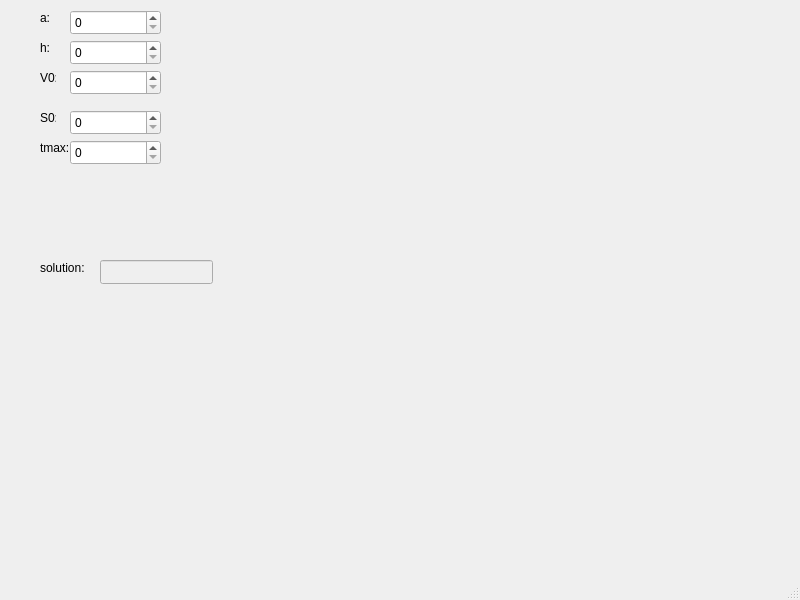
liquoric/project_moon_landing, file mainwindow.ui: the form before one commit.
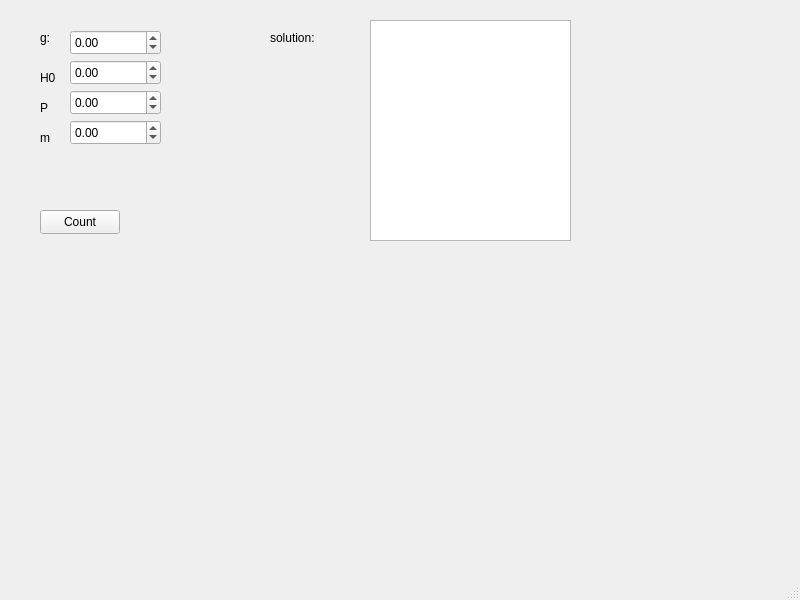
The form after the commit.

Commit message: готовое приложение вместе с решателем (папка Solver^X содержит консольную версию без UI)

Patch:
```diff
--- a/mainwindow.ui
+++ b/mainwindow.ui
@@ -18,72 +18,33 @@
     <property name="geometry">
      <rect>
       <x>40</x>
-      <y>10</y>
+      <y>30</y>
       <width>16</width>
       <height>16</height>
      </rect>
     </property>
     <property name="text">
-     <string>a:</string>
-    </property>
-   </widget>
-   <widget class="QLabel" name="label_2">
-    <property name="geometry">
-     <rect>
-      <x>40</x>
-      <y>40</y>
-      <width>16</width>
-      <height>16</height>
-     </rect>
-    </property>
-    <property name="text">
-     <string>h:</string>
-    </property>
-   </widget>
-   <widget class="QLabel" name="label_3">
-    <property name="geometry">
-     <rect>
-      <x>40</x>
-      <y>70</y>
-      <width>16</width>
-      <height>16</height>
-     </rect>
-    </property>
-    <property name="text">
-     <string>V0:</string>
+     <string>g:</string>
     </property>
    </widget>
    <widget class="QLabel" name="label_4">
     <property name="geometry">
      <rect>
       <x>40</x>
-      <y>110</y>
+      <y>70</y>
       <width>16</width>
       <height>16</height>
      </rect>
     </property>
     <property name="text">
-     <string>S0:</string>
-    </property>
-   </widget>
-   <widget class="QLabel" name="label_5">
-    <property name="geometry">
-     <rect>
-      <x>40</x>
-      <y>140</y>
-      <width>31</width>
-      <height>16</height>
-     </rect>
-    </property>
-    <property name="text">
-     <string>tmax:</string>
+     <string>H0:</string>
     </property>
    </widget>
    <widget class="QLabel" name="label_6">
     <property name="geometry">
      <rect>
-      <x>40</x>
-      <y>260</y>
+      <x>270</x>
+      <y>30</y>
       <width>49</width>
       <height>16</height>
      </rect>
@@ -92,66 +53,134 @@
      <string>solution:</string>
     </property>
    </widget>
-   <widget class="QSpinBox" name="a_spin">
-    <property name="geometry">
-     <rect>
-      <x>70</x>
-      <y>10</y>
-      <width>91</width>
-      <height>25</height>
-     </rect>
-    </property>
-   </widget>
-   <widget class="QSpinBox" name="h_spin">
-    <property name="geometry">
-     <rect>
-      <x>70</x>
-      <y>40</y>
-      <width>91</width>
-      <height>25</height>
-     </rect>
-    </property>
-   </widget>
-   <widget class="QSpinBox" name="V0_spin">
-    <property name="geometry">
-     <rect>
-      <x>70</x>
-      <y>70</y>
-      <width>91</width>
-      <height>25</height>
-     </rect>
-    </property>
-   </widget>
-   <widget class="QSpinBox" name="S0_spin">
-    <property name="geometry">
-     <rect>
-      <x>70</x>
-      <y>110</y>
-      <width>91</width>
-      <height>25</height>
-     </rect>
-    </property>
-   </widget>
-   <widget class="QSpinBox" name="tmax_spin">
-    <property name="geometry">
-     <rect>
-      <x>70</x>
-      <y>140</y>
-      <width>91</width>
-      <height>25</height>
-     </rect>
-    </property>
-   </widget>
-   <widget class="QLineEdit" name="sol_edit">
+   <widget class="QPushButton" name="Count_but">
     <property name="enabled">
-     <bool>false</bool>
+     <bool>true</bool>
     </property>
     <property name="geometry">
      <rect>
-      <x>100</x>
-      <y>260</y>
-      <width>113</width>
+      <x>40</x>
+      <y>210</y>
+      <width>80</width>
       <height>24</height>
+     </rect>
+    </property>
+    <property name="text">
+     <string>Count</string>
+    </property>
+   </widget>
+   <widget class="QLabel" name="label_7">
+    <property name="geometry">
+     <rect>
+      <x>40</x>
+      <y>130</y>
+      <width>31</width>
+      <height>16</height>
+     </rect>
+    </property>
+    <property name="text">
+     <string>m</string>
+    </property>
+   </widget>
+   <widget class="QLabel" name="label_8">
+    <property name="geometry">
+     <rect>
+      <x>40</x>
+      <y>100</y>
+      <width>31</width>
+      <height>16</height>
+     </rect>
+    </property>
+    <property name="text">
+     <string>P</string>
+    </property>
+   </widget>
+   <widget class="QDoubleSpinBox" name="m_doubleSpinBox">
+    <property name="geometry">
+     <rect>
+      <x>70</x>
+      <y>120</y>
+      <width>91</width>
+      <height>25</height>
+     </rect>
+    </property>
+    <property name="minimum">
+     <double>-999.990000000000009</double>
+    </property>
+    <property name="maximum">
+     <double>999.990000000000009</double>
+    </property>
+    <property name="singleStep">
+     <double>0.010000000000000</double>
+    </property>
+   </widget>
+   <widget class="QDoubleSpinBox" name="P_doubleSpinBox">
+    <property name="geometry">
+     <rect>
+      <x>70</x>
+      <y>90</y>
+      <width>91</width>
+      <height>25</height>
+     </rect>
+    </property>
+    <property name="minimum">
+     <double>-999.990000000000009</double>
+    </property>
+    <property name="maximum">
+     <double>999.990000000000009</double>
+    </property>
+    <property name="singleStep">
+     <double>0.010000000000000</double>
+    </property>
+   </widget>
+   <widget class="QDoubleSpinBox" name="H0_doubleSpinBox">
+    <property name="geometry">
+     <rect>
+      <x>70</x>
+      <y>60</y>
+      <width>91</width>
+      <height>25</height>
+     </rect>
+    </property>
+    <property name="minimum">
+     <double>-999.990000000000009</double>
+    </property>
+    <property name="maximum">
+     <double>999.990000000000009</double>
+    </property>
+    <property name="singleStep">
+     <double>0.010000000000000</double>
+    </property>
+   </widget>
+   <widget class="QDoubleSpinBox" name="g_doubleSpinBox">
+    <property name="geometry">
+     <rect>
+      <x>70</x>
+      <y>30</y>
+      <width>91</width>
+      <height>25</height>
+     </rect>
+    </property>
+    <property name="minimum">
+     <double>-999.990000000000009</double>
+    </property>
+    <property name="maximum">
+     <double>999.990000000000009</double>
+    </property>
+    <property name="singleStep">
+     <double>0.010000000000000</double>
+    </property>
+   </widget>
+   <widget class="QTextEdit" name="textEdit">
+    <property name="enabled">
+     <bool>true</bool>
+    </property>
+    <property name="geometry">
+     <rect>
+      <x>370</x>
+      <y>20</y>
+      <width>201</width>
+      <height>221</height>
      </rect>
     </property>
     <property name="readOnly">
```
Left out of the diff: 3 changed lines with no effect on the pictures. The commit also changes 6 other files.
